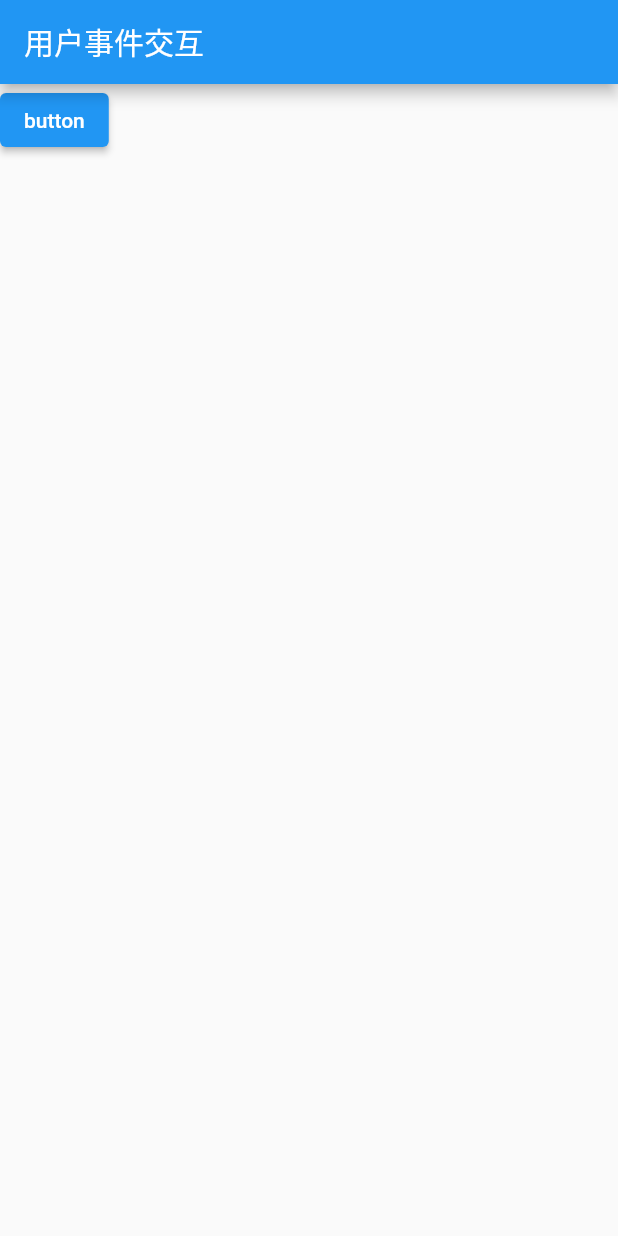
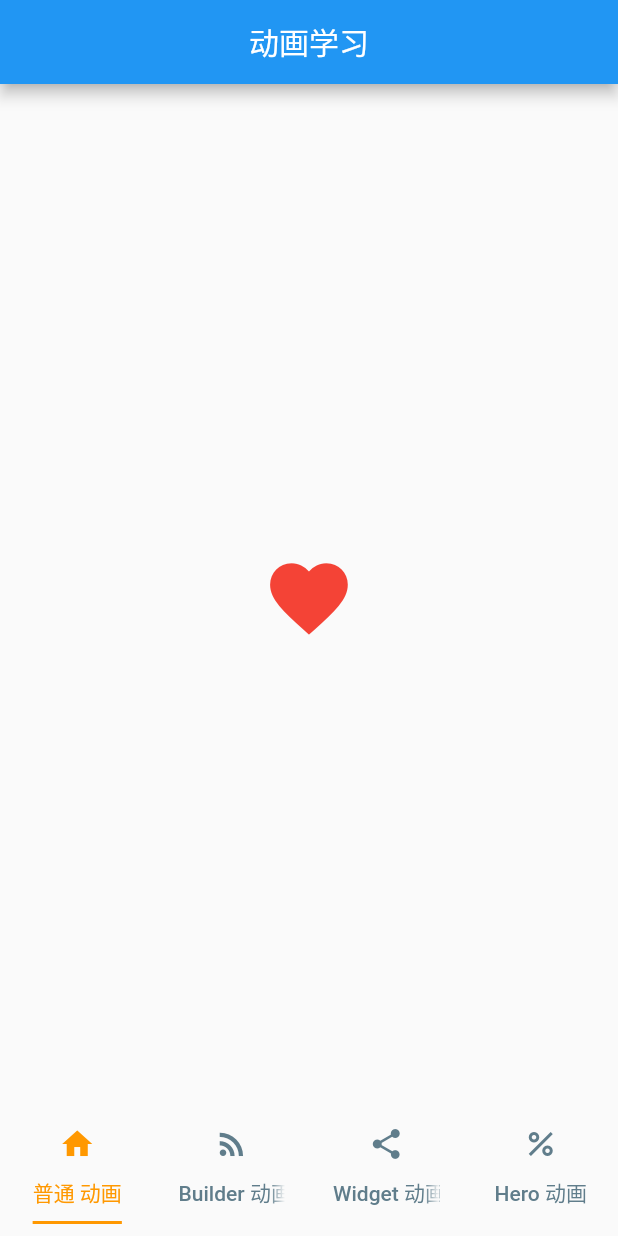
Before and after one commit to casdxz/FlutterStudy, a Flutter app: the screen it shows after launch, on a phone screen of 412 x 824 dp. Run offline on Flutter 3.47's test engine with Material 2 defaults, Android fonts, the light colour scheme and no system bars; our stand-ins replace flutter_custom_clippers, font_awesome_flutter.

Commit message:
feat: flutterStudy(动画效果)

```diff
--- /dev/null
+++ b/flutter_course/lib/animation/animation_page.dart
@@ -0,0 +1,64 @@
+// ignore_for_file: prefer_const_constructors
+
+import 'package:flutter/material.dart';
+import 'package:flutter_course/animation/builder_animation_widget.dart';
+import 'package:flutter_course/animation/hero_animation_widget.dart';
+import 'package:flutter_course/animation/normal_animation_widget.dart';
+import 'package:flutter_course/animation/widget_animation_widget.dart';
+
+class AnimationPage extends StatefulWidget {
+  const AnimationPage({Key? key}) : super(key: key);
+
+  @override
+  State<AnimationPage> createState() => _AnimationPageState();
+}
+
+class _AnimationPageState extends State<AnimationPage> {
+  @override
+  Widget build(BuildContext context) {
+    return DefaultTabController(
+      length: 4,
+      child: Scaffold(
+        appBar: AppBar(
+          title: const Text('动画学习'),
+          centerTitle: true,
+        ),
+        body: const TabBarView(
+          children: [
+            NormalAnimationWidget(),
+            BuilderAnimationWidget(),
+            WidgetAnimationWidget(),
+            HeroAnimationWidget(),
+          ],
+        ),
+        bottomNavigationBar: Padding(
+          padding: const EdgeInsets.only(bottom: 8),
+          child: const TabBar(
+            tabs: [
+              Tab(
+                icon: Icon(Icons.home),
+                text: '普通 动画',
+              ),
+              Tab(
+                icon: Icon(Icons.rss_feed),
+                text: 'Builder 动画',
+              ),
+              Tab(
+                icon: Icon(Icons.share),
+                text: 'Widget 动画',
+              ),
+              Tab(
+                icon: Icon(Icons.percent),
+                text: 'Hero 动画',
+              ),
+            ],
+            unselectedLabelColor: Colors.blueGrey,
+            labelColor: Colors.orange,
+            indicatorSize: TabBarIndicatorSize.label,
+            indicatorColor: Colors.orange,
+          ),
+        )
+      ),
+    );
+  }
+}
--- /dev/null
+++ b/flutter_course/lib/animation/normal_animation_widget.dart
@@ -0,0 +1,66 @@
+import 'package:flutter/material.dart';
+
+class NormalAnimationWidget extends StatefulWidget {
+  const NormalAnimationWidget({Key? key}) : super(key: key);
+
+  @override
+  State<NormalAnimationWidget> createState() => _NormalAnimationWidgetState();
+}
+
+class _NormalAnimationWidgetState extends State<NormalAnimationWidget>
+    with SingleTickerProviderStateMixin{
+  late Animation<double> animation;
+  late AnimationController controller;
+
+  @override
+  void initState() {
+    super.initState();
+    //创建动画周期为1秒的AnimationController对象
+    controller = AnimationController(
+      vsync: this,
+      duration: const Duration(milliseconds: 1000),
+    );
+
+    final CurvedAnimation curve = CurvedAnimation(
+      parent: controller,
+      curve: Curves.easeInOut,
+    );
+
+    animation = Tween(begin: 50.0, end: 200.0).animate(curve)
+      ..addListener(() {
+        //刷新界面
+        setState(() {});
+      });
+    controller.repeat(reverse: true);
+  }
+
+  //   animation = Tween(begin: 50.0, end: 200.0).animate(controller)
+  //     ..addListener(() {
+  //       //刷新界面
+  //       setState(() {});
+  //     });
+  //   //启动动画
+  //   controller.forward();
+  // }
+
+  @override
+  Widget build(BuildContext context) {
+    return Center(
+      child: SizedBox(
+        width: animation.value,
+        height: animation.value,
+        child: Icon(
+          Icons.favorite,
+          color: Colors.red,
+          size: animation.value,
+        ),
+      ),
+    );
+  }
+
+  @override
+  void dispose() {
+    controller.dispose();
+    super.dispose();
+  }
+}
--- a/flutter_course/lib/main.dart
+++ b/flutter_course/lib/main.dart
@@ -1,4 +1,5 @@
 import 'package:flutter/material.dart';
+import 'package:flutter_course/animation/animation_page.dart';
 import 'package:flutter_course/pages/app_store_page.dart';
 import 'package:flutter_course/pages/event_page.dart';
 import 'package:flutter_course/pages/layout_page.dart';
@@ -13,7 +14,8 @@ void main() {
         // LayoutPage(),
         // AppStorePage(),
         // PainterPage(),
-        EventPage()
+        // EventPage(),
+        AnimationPage(),
       )
   );
 }
```
Also changed, not shown: flutter_course/lib/animation/builder_animation_widget.dart (added, +58 -0 lines), flutter_course/lib/animation/hero_animation_widget.dart (added, +59 -0 lines), flutter_course/lib/animation/widget_animation_widget.dart (added, +67 -0 lines).
